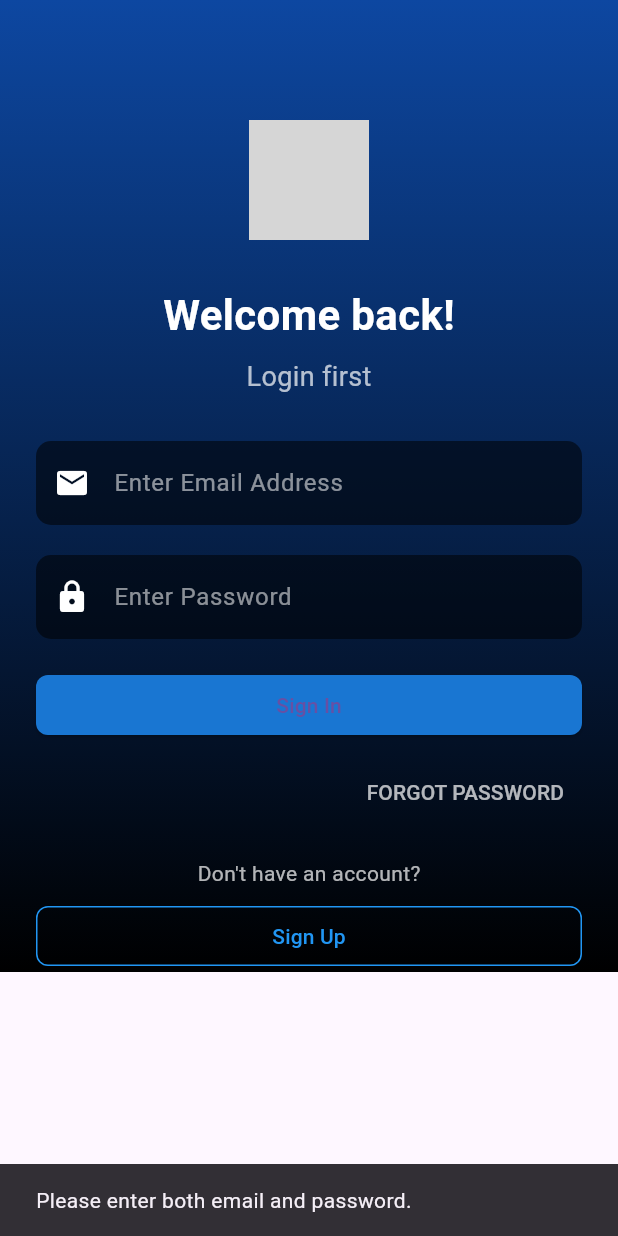
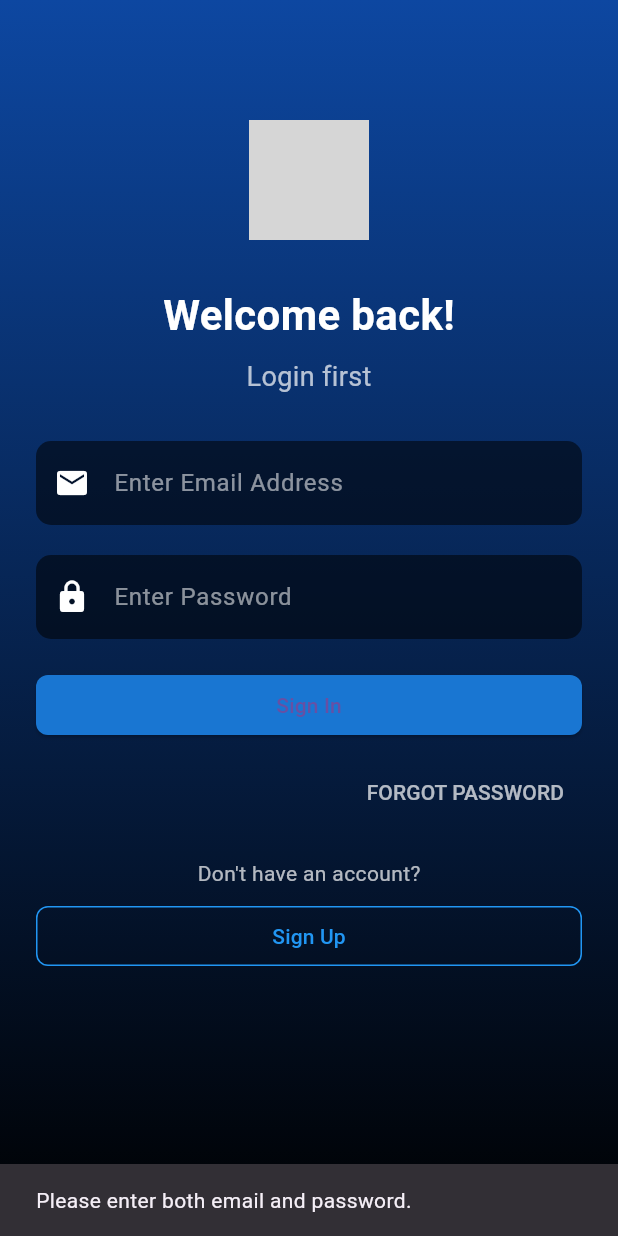
Before and after one commit to jerronjunior/A2T-frond-end-flutter, a Flutter app: the screen it shows after launch, after a tap on "Sign In", on a phone screen of 412 x 824 dp. Run offline on Flutter 3.47's test engine with Material 3 defaults, Android fonts, the phone set to English and light mode, and no system bars; grey boxes are pictures that could not be loaded.

```diff
--- a/lib/Home_page.dart
+++ b/lib/Home_page.dart
@@ -1,4 +1,5 @@
 import 'package:flutter/material.dart';
+import 'menu.dart'; // Import Menu Page
 
 class HomePage extends StatelessWidget {
   @override
--- a/lib/launch.dart
+++ b/lib/launch.dart
@@ -19,15 +19,16 @@ class LaunchPage extends StatelessWidget {
           gradient: LinearGradient(
             begin: Alignment.topCenter,
             end: Alignment.bottomCenter,
-            colors: [Colors.deepOrange.shade400, Colors.grey.shade900],
+            colors: [Colors.blue.shade900, Colors.blue.shade500], // Updated gradient
           ),
         ),
         child: Column(
           mainAxisAlignment: MainAxisAlignment.center,
           crossAxisAlignment: CrossAxisAlignment.center,
           children: [
+            // Title
             Text(
-              'S L R',
+              'A2T',
               style: TextStyle(
                 fontSize: 36,
                 fontWeight: FontWeight.bold,
@@ -35,10 +36,12 @@ class LaunchPage extends StatelessWidget {
               ),
             ),
             SizedBox(height: 20),
+            // Subtitle
             Text(
-              'Sign Language Recognition',
+              'Action to Talk',
               style: TextStyle(
                 fontSize: 24,
+                fontWeight: FontWeight.w600,
                 color: Colors.white,
               ),
             ),
@@ -51,10 +54,11 @@ class LaunchPage extends StatelessWidget {
               ),
             ),
             SizedBox(height: 40),
+            // Hand Image
             Image.asset(
               'assets/hand_image.png', // Ensure this image is in your assets folder
-              width: 150,
-              height: 150,
+              width: 100,
+              height: 100,
             ),
           ],
         ),
--- a/lib/log_in.dart
+++ b/lib/log_in.dart
@@ -10,7 +10,9 @@ class LoginPage extends StatelessWidget {
   @override
   Widget build(BuildContext context) {
     return Scaffold(
-      body: Container(
+      body: GestureDetector(
+        onTap: () => FocusScope.of(context).unfocus(), // Dismiss keyboard on tap
+        child: Container(
           decoration: BoxDecoration(
             gradient: LinearGradient(
               begin: Alignment.topCenter,
@@ -19,13 +21,16 @@ class LoginPage extends StatelessWidget {
             ),
           ),
           padding: const EdgeInsets.symmetric(horizontal: 24.0),
+          child: Column(
+            children: [
+              Expanded(
                 child: SingleChildScrollView(
                   child: Column(
                     mainAxisAlignment: MainAxisAlignment.center,
                     children: [
                       const SizedBox(height: 80.0),
                       Image.asset(
-                'assets/logo.png',
+                        'assets/logo.png', // Ensure this image is added to your assets folder
                         height: 80.0,
                       ),
                       const SizedBox(height: 30.0),
@@ -46,12 +51,13 @@ class LoginPage extends StatelessWidget {
                         ),
                       ),
                       const SizedBox(height: 30.0),
+                      // Email Input Field
                       TextField(
                         controller: emailController,
                         decoration: InputDecoration(
-                  prefixIcon: Icon(Icons.email, color: Colors.white),
+                          prefixIcon: const Icon(Icons.email, color: Colors.white),
                           hintText: 'Enter Email Address',
-                  hintStyle: TextStyle(color: Colors.white54),
+                          hintStyle: const TextStyle(color: Colors.white54),
                           filled: true,
                           fillColor: Colors.black54,
                           border: OutlineInputBorder(
@@ -59,16 +65,18 @@ class LoginPage extends StatelessWidget {
                             borderSide: BorderSide.none,
                           ),
                         ),
-                style: TextStyle(color: Colors.white),
+                        style: const TextStyle(color: Colors.white),
+                        keyboardType: TextInputType.emailAddress,
                       ),
                       const SizedBox(height: 20.0),
+                      // Password Input Field
                       TextField(
                         controller: passwordController,
                         obscureText: true,
                         decoration: InputDecoration(
-                  prefixIcon: Icon(Icons.lock, color: Colors.white),
+                          prefixIcon: const Icon(Icons.lock, color: Colors.white),
                           hintText: 'Enter Password',
-                  hintStyle: TextStyle(color: Colors.white54),
+                          hintStyle: const TextStyle(color: Colors.white54),
                           filled: true,
                           fillColor: Colors.black54,
                           border: OutlineInputBorder(
@@ -76,9 +84,10 @@ class LoginPage extends StatelessWidget {
                             borderSide: BorderSide.none,
                           ),
                         ),
-                style: TextStyle(color: Colors.white),
+                        style: const TextStyle(color: Colors.white),
                       ),
                       const SizedBox(height: 20.0),
+                      // Sign In Button
                       SizedBox(
                         width: double.infinity,
                         child: ElevatedButton(
@@ -86,16 +95,16 @@ class LoginPage extends StatelessWidget {
                             String email = emailController.text.trim();
                             String password = passwordController.text.trim();
 
-                    if (email.isNotEmpty && password.isNotEmpty) {
+                            if (email.isEmpty || password.isEmpty) {
+                              ScaffoldMessenger.of(context).showSnackBar(
+                                const SnackBar(
+                                  content: Text('Please enter both email and password.'),
+                                ),
+                              );
+                            } else {
                               Navigator.pushReplacement(
                                 context,
                                 MaterialPageRoute(builder: (context) => HomePage()),
-                      );
-                    } else {
-                      ScaffoldMessenger.of(context).showSnackBar(
-                        SnackBar(
-                          content: Text('Please enter both email and password.'),
-                        ),
                               );
                             }
                           },
@@ -109,6 +118,7 @@ class LoginPage extends StatelessWidget {
                         ),
                       ),
                       const SizedBox(height: 10.0),
+                      // Forgot Password Button
                       Align(
                         alignment: Alignment.centerRight,
                         child: TextButton(
@@ -132,6 +142,7 @@ class LoginPage extends StatelessWidget {
                         style: TextStyle(color: Colors.white70),
                       ),
                       const SizedBox(height: 8.0),
+                      // Sign Up Button
                       SizedBox(
                         width: double.infinity,
                         child: OutlinedButton(
@@ -157,6 +168,10 @@ class LoginPage extends StatelessWidget {
                   ),
                 ),
               ),
+            ],
+          ),
+        ),
+      ),
     );
   }
 }
--- a/lib/main.dart
+++ b/lib/main.dart
@@ -1,6 +1,5 @@
 import 'package:flutter/material.dart';
 import 'launch.dart'; // Ensure this import points to your `launch.dart` file
-
 
 void main() {
   runApp(SignLanguageRecognitionApp());
--- a/lib/menu.dart
+++ b/lib/menu.dart
@@ -1,6 +1,7 @@
 import 'package:flutter/material.dart';
+import 'package:flutter_application_1/Home_page.dart';
 
-class HomePageWithDrawer extends StatelessWidget {
+class HomePage extends StatelessWidget {
   @override
   Widget build(BuildContext context) {
     return Scaffold(
```
Lines whose indentation alone changed are shown as unchanged.
